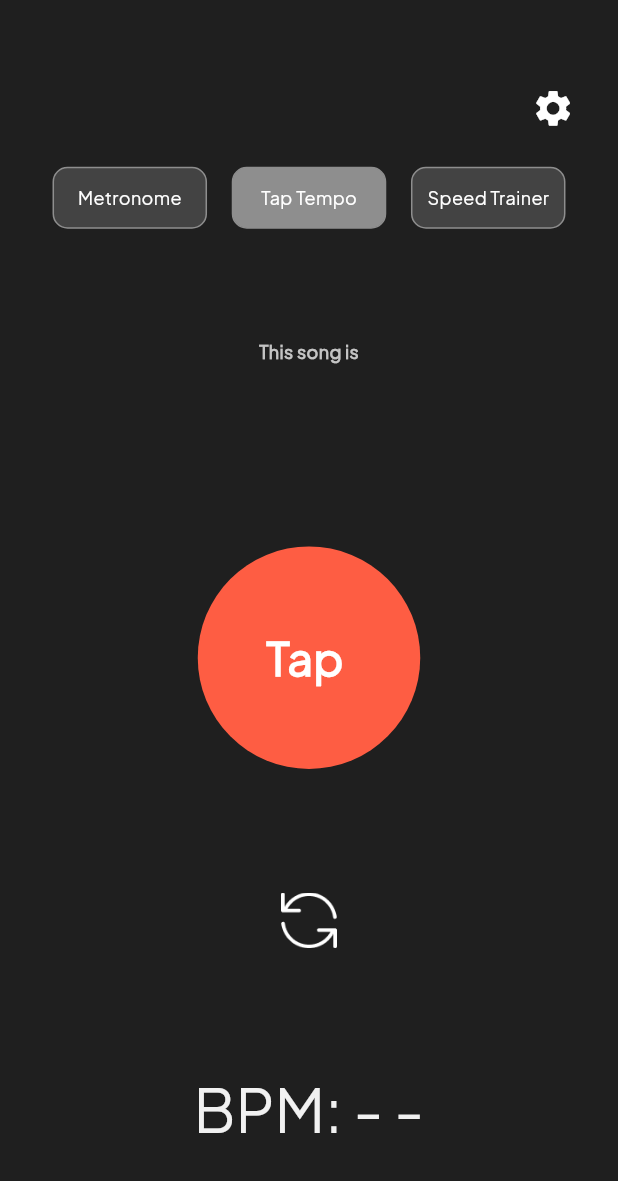
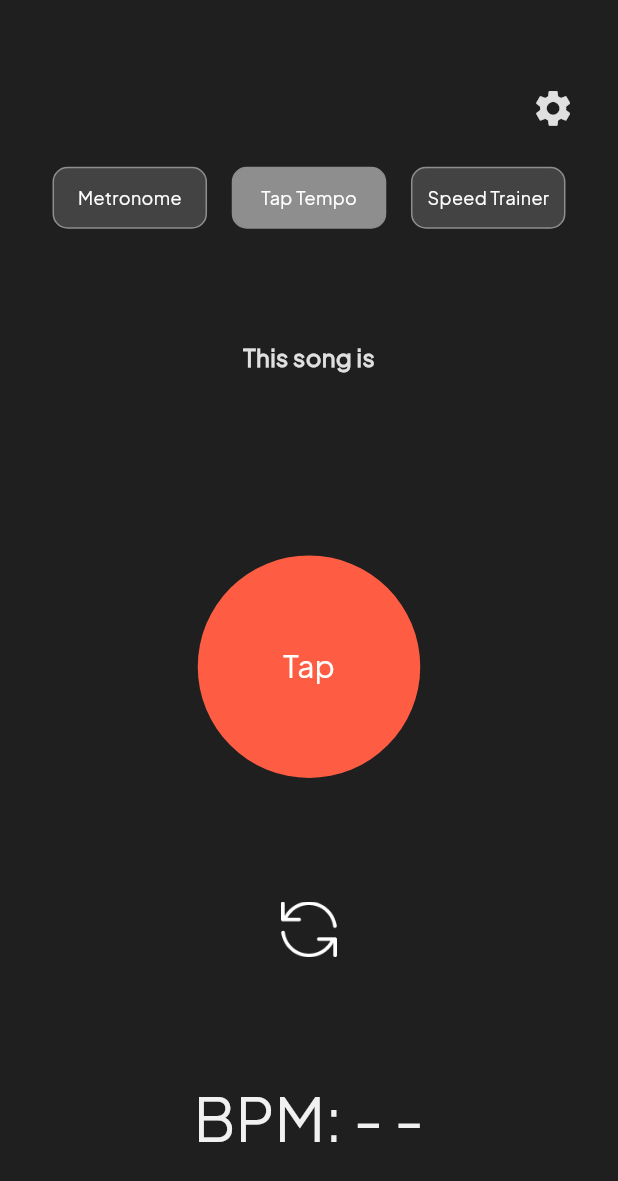
Before and after one commit to Zakariya5567/flutter-jhg-rhythm-master, a Flutter app: the HomeScreen screen opened directly, after a tap on "Tap Tempo", on a phone screen of 412 x 824 dp. Shown: the top 1181 px of the screen. Run offline on Flutter 3.47's test engine with Material 2 defaults, Android fonts, the phone set to English and light mode, and no system bars; our stand-ins replace just_audio, package_info_plus; missing offline and left inert: reg_page.

Commit message:
Small UI Adjustments

```diff
--- a/lib/screens/bpm_view.dart
+++ b/lib/screens/bpm_view.dart
@@ -30,7 +30,7 @@ class BpmView extends StatelessWidget {
                 style: TextStyle(
                   fontFamily: AppConstant.sansFont,
                   color: AppColors.whiteLight,
-                  fontSize: 12,
+                  fontSize: 16,
                   fontWeight: FontWeight.w700,
                 ),
               ),
@@ -73,8 +73,8 @@ class BpmView extends StatelessWidget {
                   style: TextStyle(
                     fontFamily: AppConstant.sansFont,
                     color: AppColors.whitePrimary,
-                    fontSize: 30,
-                    fontWeight: FontWeight.w700,
+                    fontSize: 20,
+                    fontWeight: FontWeight.w500,
                   ),
                 ),
               ),
--- a/lib/screens/home_screen.dart
+++ b/lib/screens/home_screen.dart
@@ -81,7 +81,7 @@ class _HomeScreenState extends State<HomeScreen> with TickerProviderStateMixin {
                       EdgeInsets.only(top: height * 0.01, right: width * 0.01),
                   child: Icon(
                     Icons.settings,
-                    color: AppColors.whitePrimary,
+                    color: AppColors.whiteLight,
                     size: width * 0.07,
                   ),
                 ),
--- a/lib/screens/setting_screen.dart
+++ b/lib/screens/setting_screen.dart
@@ -19,9 +19,6 @@ class SettingScreen extends StatefulWidget {
 }
 
 class _SettingScreenState extends State<SettingScreen> {
-
-
-
   PackageInfo packageInfo = PackageInfo(
     appName: '',
     packageName: '',
@@ -30,7 +27,6 @@ class _SettingScreenState extends State<SettingScreen> {
     buildSignature: '',
     installerStore: '',
   );
-
 
   Future<void> _initPackageInfo() async {
     final info = await PackageInfo.fromPlatform();
@@ -78,7 +74,7 @@ class _SettingScreenState extends State<SettingScreen> {
                   },
                   child: Icon(
                     Icons.arrow_back_ios,
-                    color: AppColors.greySecondary,
+                    color: AppColors.whiteLight,
                     size: height * 0.03,
                   ),
                 ),
@@ -309,7 +305,7 @@ class _SettingScreenState extends State<SettingScreen> {
                       style: TextStyle(
                         fontFamily: AppConstant.sansFont,
                         color: AppColors.redPrimary,
-                        fontSize: 16,
+                        fontSize: 14,
                         fontWeight: FontWeight.w400,
                       ),
                     ),
--- a/lib/utils/app_ colors.dart
+++ b/lib/utils/app_ colors.dart
@@ -1,17 +1,14 @@
 import 'package:flutter/material.dart';
 
+class AppColors {
+  static Color blackPrimary = const Color.fromRGBO(31, 31, 31, 1);
 
-class AppColors {
+  static Color whitePrimary = const Color.fromRGBO(255, 255, 255, 1);
+  static Color whiteSecondary = const Color.fromRGBO(241, 241, 241, 1);
+  static Color whiteLight = Color.fromARGB(255, 224, 224, 224);
 
-  static Color blackPrimary =  const Color.fromRGBO(31, 31, 31, 1);
-
-  static Color  whitePrimary =  const Color.fromRGBO(255, 255, 255, 1);
-  static Color  whiteSecondary =  const Color.fromRGBO(241, 241, 241, 1);
-  static Color  whiteLight  =  const Color.fromRGBO(196, 196, 196, 1);
-
-  static Color redPrimary= const Color.fromRGBO(254, 93, 67, 1);
+  static Color redPrimary = const Color.fromRGBO(254, 93, 67, 1);
 
   static Color greyPrimary = const Color.fromRGBO(67, 67, 67, 1);
   static Color greySecondary = const Color.fromRGBO(142, 142, 142, 1);
-
 }
--- a/lib/utils/app_constant.dart
+++ b/lib/utils/app_constant.dart
@@ -6,7 +6,7 @@ class AppConstant {
 
   static const String jamieHarrison = 'JAMIE HARRISON';
   static const String guitar = 'Guitar';
-  static const String tap = 'Tap ';
+  static const String tap = 'Tap';
   static const String tempo = 'Tempo';
   static const String bpm = 'BPM: ';
   static const String bpmNull = '- -';
```
Also changed, not shown: 1 other file.
